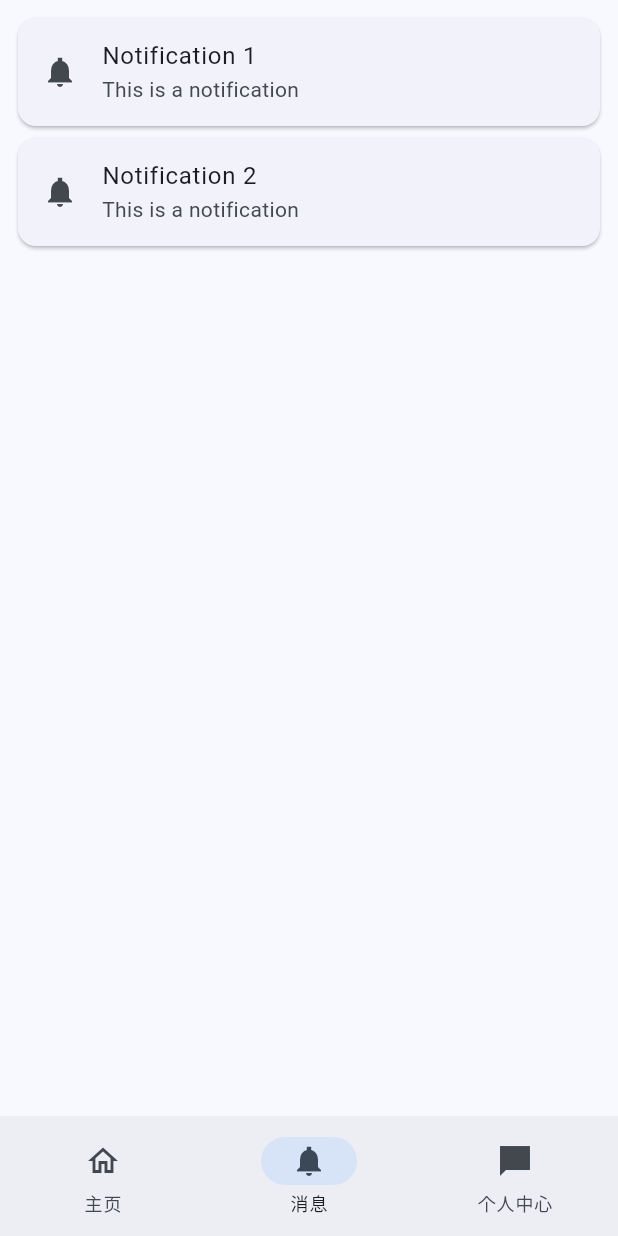
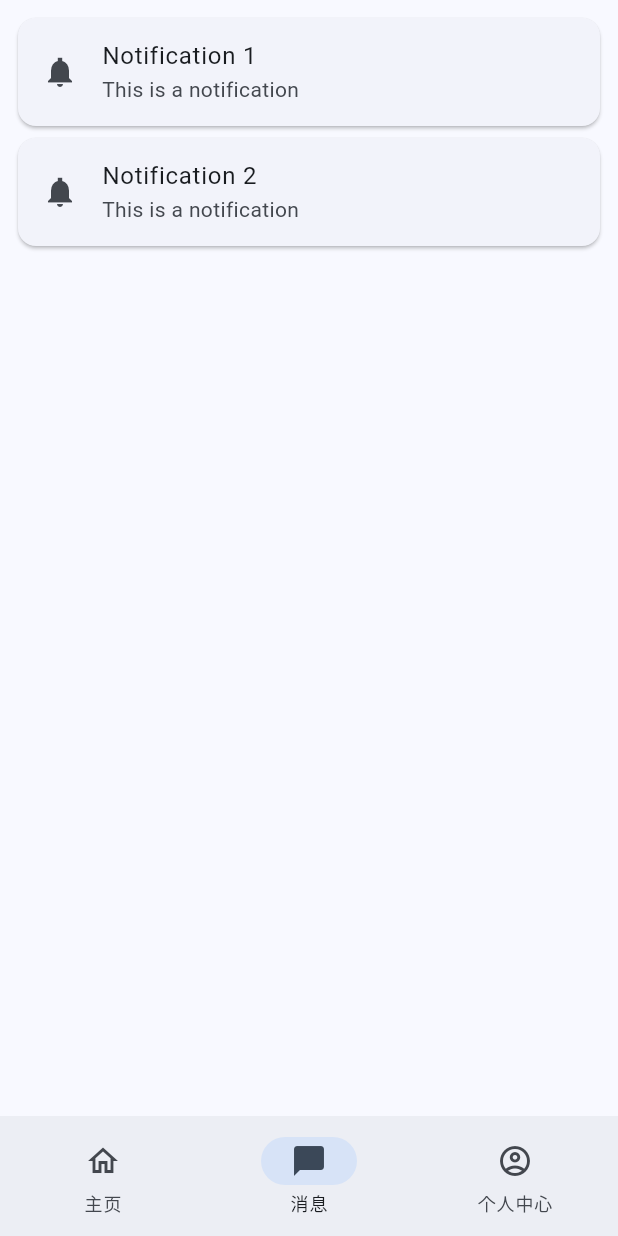
Before and after one commit to HangLee21/Mobile-Software-Development, a Flutter app: the NavigationExample screen opened directly, item 2 of the bottom bar chosen, on a phone screen of 412 x 824 dp. Run offline on Flutter 3.47's test engine with Material 3 defaults, Android fonts, the phone set to English and light mode, and no system bars; our stand-ins replace google_fonts, transparent_image.

Commit message:
调整icon样式

```diff
--- a/forum/lib/pages/navigation.dart
+++ b/forum/lib/pages/navigation.dart
@@ -32,11 +32,13 @@ class _NavigationExampleState extends State<NavigationExample> {
             label: '主页',
           ),
           NavigationDestination(
-            icon: Icon(Icons.notifications_sharp),
+            selectedIcon: Icon(Icons.chat_bubble),
+            icon: Icon(Icons.chat_bubble_outline),
             label: '消息',
           ),
           NavigationDestination(
-            icon: Icon(Icons.messenger_sharp),
+            selectedIcon: Icon(Icons.account_circle),
+            icon: Icon(Icons.account_circle_outlined),
             label: '个人中心',
           ),
         ],
```
